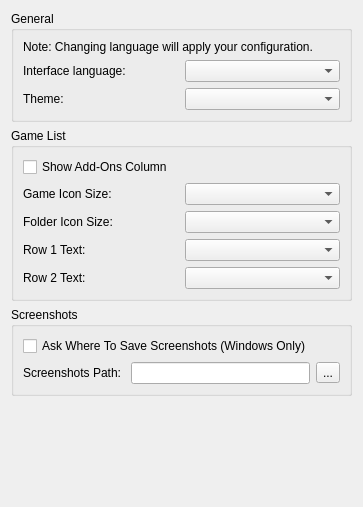
Qt form src/yuzu/configuration/configure_ui.ui (QuantumGhost/yuzu) before a commit.
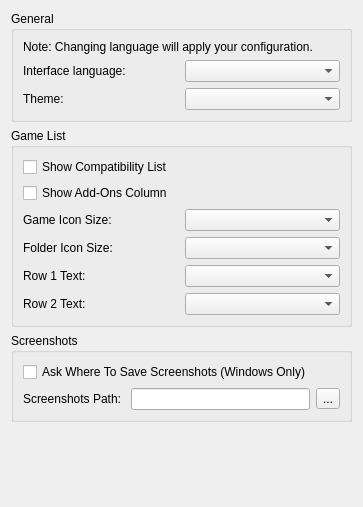
The same form after that commit.

```diff
--- a/src/yuzu/configuration/configure_ui.ui
+++ b/src/yuzu/configuration/configure_ui.ui
@@ -76,6 +76,13 @@
      <layout class="QHBoxLayout" name="GameListHorizontalLayout">
       <item>
        <layout class="QVBoxLayout" name="GeneralVerticalLayout">
+        <item>
+         <widget class="QCheckBox" name="show_compat">
+          <property name="text">
+           <string>Show Compatibility List</string>
+          </property>
+         </widget>
+        </item>
         <item>
          <widget class="QCheckBox" name="show_add_ons">
           <property name="text">
```
